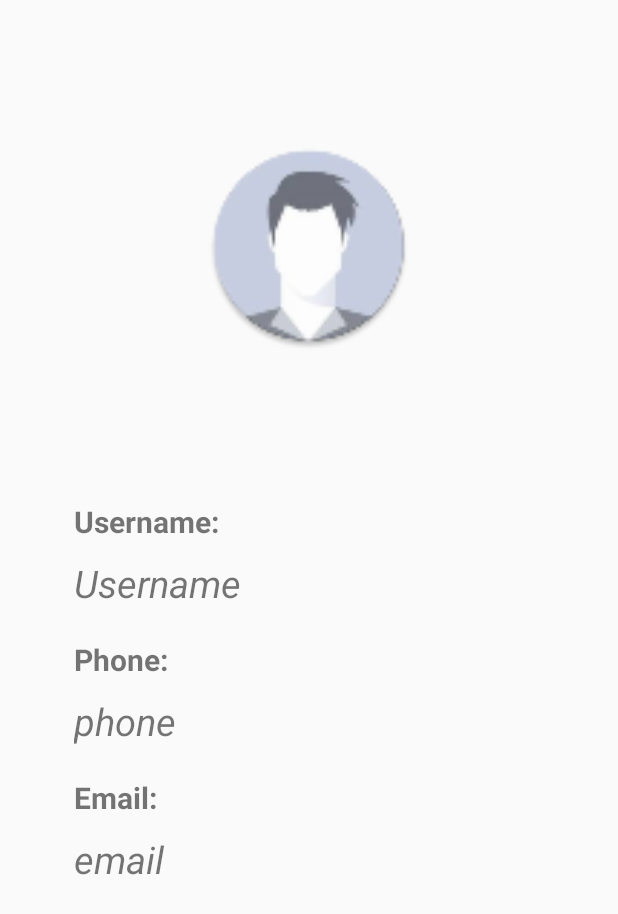
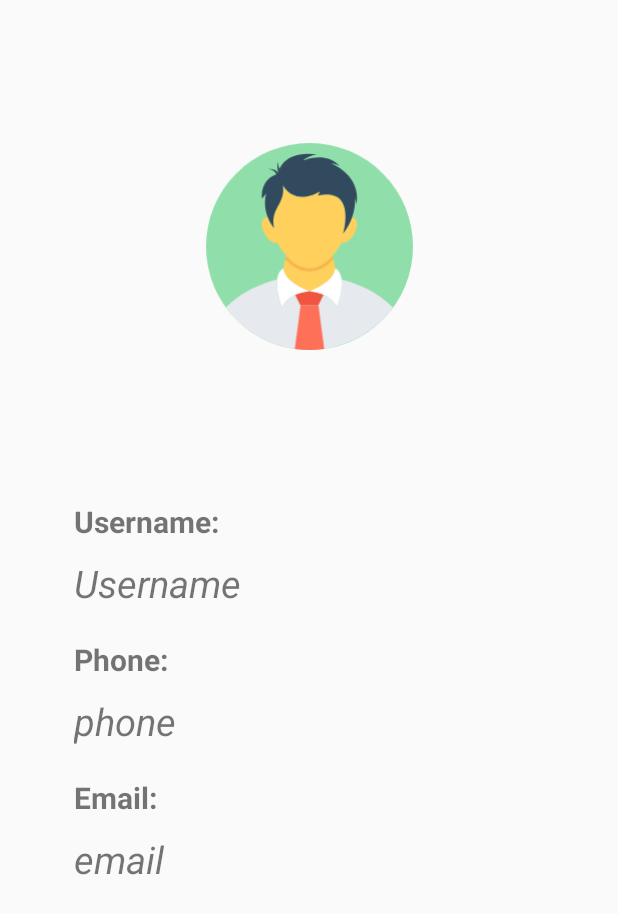
Before and after one commit to Githongo/MoveEasy, an Android app: the ProfileActivity screen opened directly, with no data from a screen before it, on a phone screen of 412 x 824 dp. Shown: the top 914 px of the screen. Run offline under Robolectric (Android 15) with nearby library versions, the phone set to English and light mode, and no system bars; our stand-ins replace Firebase (no records; nobody signed in at launch, a user with empty details on screens opened directly).

Commit message:
navigation drawer bug fix

```diff
--- a/app/src/main/java/com/blume/moveeasy/MainActivity.java
+++ b/app/src/main/java/com/blume/moveeasy/MainActivity.java
@@ -17,8 +17,6 @@ import com.google.android.gms.tasks.Task;
 import com.google.firebase.auth.AuthResult;
 import com.google.firebase.auth.FirebaseAuth;
 import com.google.firebase.auth.FirebaseUser;
-import com.google.firebase.database.DatabaseReference;
-import com.google.firebase.database.FirebaseDatabase;
 
 public class MainActivity extends AppCompatActivity {
 
@@ -57,8 +55,6 @@ public class MainActivity extends AppCompatActivity {
 
       }                                                                                                                            ;
     };
-
-
 
     signin.setOnClickListener(new View.OnClickListener() {
       @Override
--- a/app/src/main/java/com/blume/moveeasy/RegisterActivity.java
+++ b/app/src/main/java/com/blume/moveeasy/RegisterActivity.java
@@ -53,8 +53,6 @@ public class RegisterActivity extends AppCompatActivity {
                  String uphone = phone.getText().toString();
                  final int u_phone = Integer.parseInt(uphone);
 
-
-
                 if(e_mail.isEmpty()){
                     email.setError("Fill in email field");
                     email.requestFocus();
@@ -107,8 +105,6 @@ public class RegisterActivity extends AppCompatActivity {
                     Toast.makeText(RegisterActivity.this, "An error occurred, Please try again in a few...", Toast.LENGTH_LONG).show();
                 }
 
-
-
             }
         });
     }
--- a/app/src/main/java/com/blume/moveeasy/SplashActivity.java
+++ b/app/src/main/java/com/blume/moveeasy/SplashActivity.java
@@ -8,7 +8,7 @@ import android.os.Handler;
 
 public class SplashActivity extends AppCompatActivity {
 
-    private static int SPLASH_TIME_OUT= 4000;
+    private static int SPLASH_TIME_OUT = 4000;
 
     @Override
     protected void onCreate(Bundle savedInstanceState) {
--- /dev/null
+++ b/app/src/main/res/drawable/ic_man.xml
@@ -0,0 +1,39 @@
+<vector xmlns:android="http://schemas.android.com/apk/res/android"
+    android:width="508dp"
+    android:height="508dp"
+    android:viewportWidth="508"
+    android:viewportHeight="508">
+  <path
+      android:pathData="M254,254m-254,0a254,254 0,1 1,508 0a254,254 0,1 1,-508 0"
+      android:fillColor="#90DFAA"/>
+  <path
+      android:pathData="M255.2,363.2c-0.4,0 -0.8,0.4 -1.6,0.4c-0.4,0 -0.8,-0.4 -1.6,-0.4H255.2z"
+      android:fillColor="#E6E9EE"/>
+  <path
+      android:pathData="M458.4,404c-46,62.8 -120.8,104 -204.8,104S95.2,467.2 48.8,404c36,-38.4 84.8,-58.8 125.6,-69.2c-3.6,29.2 11.6,68.4 12,67.2c15.2,-35.2 66.8,-38.4 66.8,-38.4s51.6,2.8 67.2,38.4c0.4,0.8 15.6,-38 12,-67.2C373.6,345.2 422.4,365.6 458.4,404z"
+      android:fillColor="#E6E9EE"/>
+  <path
+      android:pathData="M316.8,308L316.8,308c0,5.2 -3.2,32.8 -61.6,55.2H252c-58.4,-22.4 -61.6,-50 -61.6,-55.2l0,0c0.4,-10.4 2.8,-20.8 7.2,-30.4c16,18 35.2,30 56,30c20.4,0 40,-11.6 56,-30C314,287.2 316.8,297.6 316.8,308z"
+      android:fillColor="#FFD05B"/>
+  <path
+      android:pathData="M288.4,372.4L275.6,398h-44l-12.8,-25.6c17.6,-7.6 34.8,-8.8 34.8,-8.8S271.2,364.8 288.4,372.4z"
+      android:fillColor="#F1543F"/>
+  <path
+      android:pathData="M218,505.6c11.6,1.6 23.6,2.4 36,2.4c12,0 24,-0.8 36,-2.4l-14,-107.2h-44L218,505.6z"
+      android:fillColor="#FF7058"/>
+  <path
+      android:pathData="M316.8,307.2c0,0 2.8,32 -63.2,56.4c0,0 51.6,2.8 67.2,38.4C321.2,403.6 351.2,326 316.8,307.2z"
+      android:fillColor="#FFFFFF"/>
+  <path
+      android:pathData="M190.4,307.2c-34,18.8 -4.4,96 -3.6,94.8c15.2,-35.2 67.2,-38.4 67.2,-38.4C187.6,339.2 190.4,307.2 190.4,307.2z"
+      android:fillColor="#FFFFFF"/>
+  <path
+      android:pathData="M312.8,285.6c-16.8,18 -36.8,29.6 -59.2,29.6s-42.4,-11.6 -59.2,-29.6c0.8,-2.8 2,-5.6 3.2,-8c16,18 35.2,30 56,30s40,-11.6 56,-30C310.8,280 312,282.8 312.8,285.6z"
+      android:fillColor="#F9B54C"/>
+  <path
+      android:pathData="M362.8,224.4c-8.4,14 -21.2,22.4 -30.8,20.8c-19.2,35.6 -47.2,62 -78.4,62s-59.2,-26.8 -78.4,-62c-9.6,1.2 -22.4,-6.8 -30.8,-20.8c-10,-16.4 -10.4,-34.4 -0.8,-40.4c2.4,-1.2 4.8,-2 7.6,-1.6c6.4,16.4 15.2,26.4 15.2,26.4c-9.2,-50.8 28.4,-56.4 22,-105.2c0,0 23.6,52.4 91.2,15.6l-5.2,10c94.4,-21.2 62.8,90 62,92.8c10.8,-13.6 17.6,-27.2 21.6,-39.6c1.6,0 3.6,0.8 4.8,1.6C373.2,189.6 372.8,208 362.8,224.4z"
+      android:fillColor="#FFD05B"/>
+  <path
+      android:pathData="M308,50.8c7.6,-0.8 20,6 20,6c-34,-38.8 -89.6,-14 -89.6,-14c18.8,-16 35.6,-14.4 35.6,-14.4c-79.6,-12 -93.2,35.6 -93.2,35.6c-3.6,-5.6 -3.6,-13.6 -3.2,-17.6C172,56 178,75.2 178,75.2c-5.6,-14 -25.2,-11.6 -25.2,-11.6c16.8,2.8 19.6,13.2 19.6,13.2c-42,15.6 -34.8,59.2 -34.8,59.2l10,-12c-12.4,47.6 19.2,84.4 19.2,84.4c-9.2,-50.8 28.4,-56.4 22,-105.2c0,0 23.6,52.4 91.2,15.6l-5.2,10c95.6,-21.6 62,93.2 62,93.2c34,-43.2 28.8,-87.6 28.8,-87.6l4,16C380.4,78.4 308,50.8 308,50.8z"
+      android:fillColor="#324A5E"/>
+</vector>
--- a/app/src/main/res/layout/activity_profile.xml
+++ b/app/src/main/res/layout/activity_profile.xml
@@ -16,7 +16,7 @@
         app:layout_constraintStart_toStartOf="parent"
         app:layout_constraintTop_toTopOf="parent"
         app:layout_constraintVertical_bias="0.139"
-        app:srcCompat="@mipmap/ic_default_profile_round" />
+        app:srcCompat="@drawable/ic_man" />
 
 
     <LinearLayout
--- a/app/src/main/res/layout/nav_header_navbar.xml
+++ b/app/src/main/res/layout/nav_header_navbar.xml
@@ -3,7 +3,7 @@
     xmlns:app="http://schemas.android.com/apk/res-auto"
     android:layout_width="match_parent"
     android:layout_height="@dimen/nav_header_height"
-    android:background="@drawable/side_nav_bar"
+    android:background="@color/colorPrimary"
     android:gravity="bottom"
     android:orientation="vertical"
     android:paddingLeft="@dimen/activity_horizontal_margin"
@@ -19,7 +19,7 @@
         android:layout_gravity="center"
         android:contentDescription="@string/nav_header_desc"
         android:paddingTop="@dimen/nav_header_vertical_spacing"
-        android:src="@mipmap/ic_default_profile" />
+        android:src="@drawable/ic_man" />
 
     <TextView
         android:id="@+id/navUsername"
--- a/app/src/main/res/menu/activity_navbar_drawer.xml
+++ b/app/src/main/res/menu/activity_navbar_drawer.xml
@@ -14,7 +14,7 @@
             android:title="History" />
         <item
             android:id="@+id/logout"
-            android:icon="@drawable/ic_arrow_left_black_48dp"
+            android:icon="@drawable/ic_logout"
             android:title="Logout" />
 
     </group>
```
Also changed, not shown: app/src/main/java/com/blume/moveeasy/HistoryActivity.java (+0 -8 lines), app/src/main/java/com/blume/moveeasy/HistorySingleActivity.java (+5 -8 lines), app/src/main/java/com/blume/moveeasy/MapsActivity.java (+3 -17 lines), app/src/main/java/com/blume/moveeasy/NavbarActivity.java (+0 -39 lines), app/src/main/java/com/blume/moveeasy/model/MyObject.java (deleted, +0 -18 lines), app/src/main/res/drawable/ic_logout.xml (added, +12 -0 lines), app/src/main/res/layout/activity_maps.xml (+20 -8 lines).
